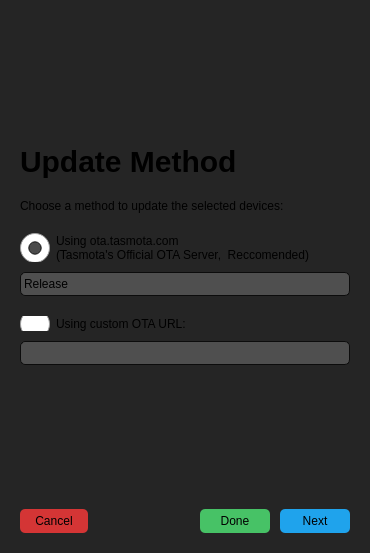
Old version of the form src/gui/wizards/updatedevicedialog.ui in the repository tom-23/TasmoManager.
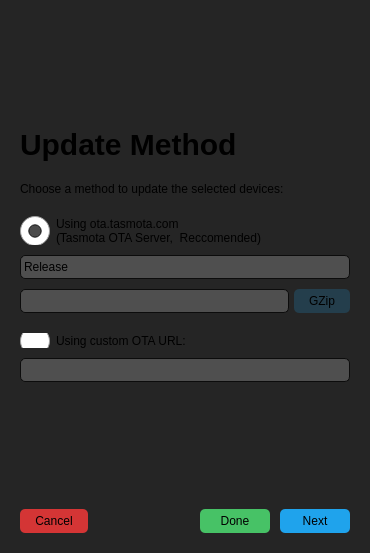
New version of the form. The open tabs and pages were chosen to show the change. Icons and pictures are not drawn.

The edit to the form file:
```diff
--- a/src/gui/wizards/updatedevicedialog.ui
+++ b/src/gui/wizards/updatedevicedialog.ui
@@ -24,6 +24,14 @@
 	background-color: rgb(37, 37, 37);
 }
 
+#gZIPButton {
+	background-color: rgba(31, 163, 236, 50);
+}
+
+#gZIPButton:checked {
+	background-color: #1fa3ec;
+}
+
 #UpdateDeviceDialog {
 	background-color: rgb(37, 37, 37);
 	font-weight: 600;
@@ -344,7 +352,7 @@
           <widget class="QRadioButton" name="radioButton">
            <property name="text">
             <string>Using ota.tasmota.com
-(Tasmota's Official OTA Server,  Reccomended)</string>
+(Tasmota OTA Server,  Reccomended)</string>
            </property>
            <property name="checked">
             <bool>true</bool>
@@ -365,6 +373,39 @@
            </item>
           </widget>
          </item>
+         <item>
+          <layout class="QHBoxLayout" name="horizontalLayout">
+           <property name="spacing">
+            <number>5</number>
+           </property>
+           <property name="topMargin">
+            <number>0</number>
+           </property>
+           <item>
+            <widget class="QComboBox" name="prodOTAFlavour">
+             <property name="sizePolicy">
+              <sizepolicy hsizetype="Expanding" vsizetype="Fixed">
+               <horstretch>0</horstretch>
+               <verstretch>0</verstretch>
+              </sizepolicy>
+             </property>
+            </widget>
+           </item>
+           <item>
+            <widget class="QPushButton" name="gZIPButton">
+             <property name="text">
+              <string>GZip</string>
+             </property>
+             <property name="checkable">
+              <bool>true</bool>
+             </property>
+             <property name="checked">
+              <bool>false</bool>
+             </property>
+            </widget>
+           </item>
+          </layout>
+         </item>
         </layout>
        </item>
        <item>
```
Left out of the diff: 113 changed lines with no effect on the pictures.
